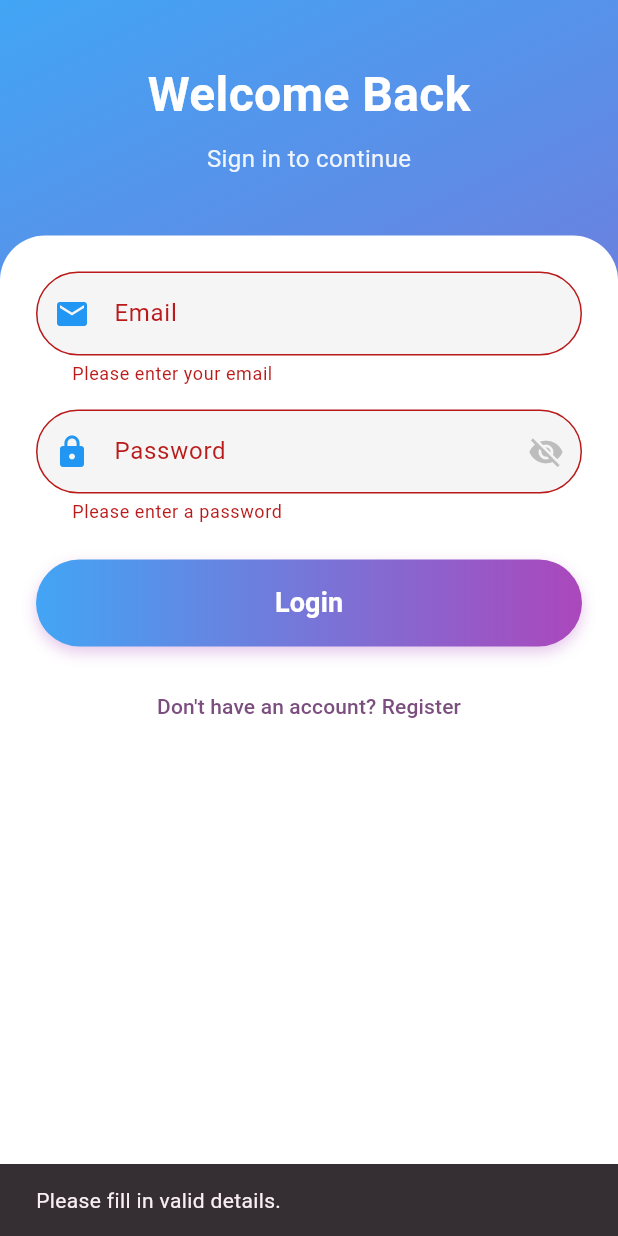
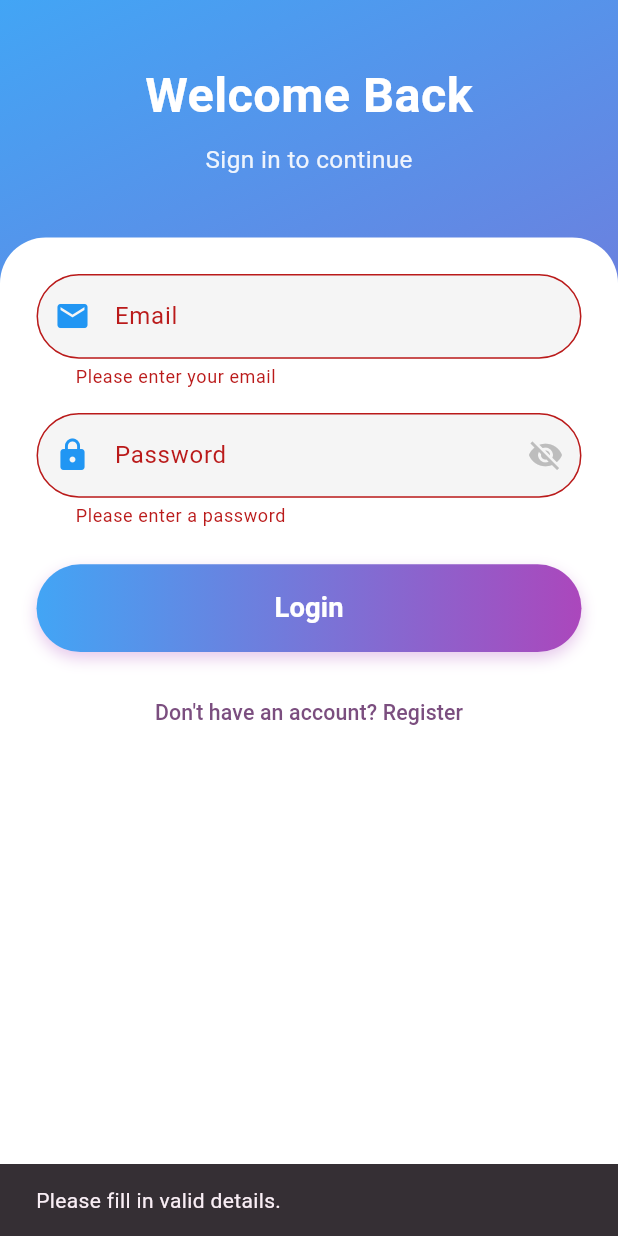
Before and after one commit to JomonJohnson9567/Flutter-Firebase-Auth, a Flutter app: the screen it shows after launch, after a tap on "Login", on a phone screen of 412 x 824 dp. Run offline on Flutter 3.47's test engine with Material 3 defaults, Android fonts, the phone set to English and light mode, and no system bars; our stand-ins replace equatable, firebase_auth, firebase_core, flutter_bloc, flutter_screenutil, get_it; accounts and stored records are empty.

Commit message:
final corrections

```diff
--- a/lib/features/auth/presentation/pages/login/widget/auth_form.dart
+++ b/lib/features/auth/presentation/pages/login/widget/auth_form.dart
@@ -1,4 +1,5 @@
 import 'package:flutter/material.dart';
+import 'package:flutter_screenutil/flutter_screenutil.dart';
 import 'package:machine_task_auth/features/auth/presentation/widgets/auth_submit_button.dart';
 import 'package:machine_task_auth/features/auth/presentation/widgets/auth_toggle_button.dart';
 import 'package:machine_task_auth/features/auth/presentation/widgets/confirm_password_input.dart';
@@ -7,23 +8,23 @@ import 'package:machine_task_auth/features/auth/presentation/widgets/name_input.
 import 'package:machine_task_auth/features/auth/presentation/widgets/password_input.dart';
 
 class AuthFormContent extends StatelessWidget {
-  const AuthFormContent();
+  const AuthFormContent({super.key});
 
   @override
   Widget build(BuildContext context) {
-    return const Column(
+    return Column(
       mainAxisSize: MainAxisSize.min,
       crossAxisAlignment: CrossAxisAlignment.stretch,
       children: [
-        NameInput(),
-        EmailInput(),
-        SizedBox(height: 16),
-        PasswordInput(),
-        ConfirmPasswordInput(),
-        SizedBox(height: 24),
-        AuthSubmitButton(),
-        SizedBox(height: 16),
-        AuthToggleButton(),
+        const NameInput(),
+        const EmailInput(),
+        SizedBox(height: 16.h),
+        const PasswordInput(),
+        const ConfirmPasswordInput(),
+        SizedBox(height: 24.h),
+        const AuthSubmitButton(),
+        SizedBox(height: 16.h),
+        const AuthToggleButton(),
       ],
     );
   }
--- a/lib/features/auth/presentation/pages/login/widget/auth_headet.dart
+++ b/lib/features/auth/presentation/pages/login/widget/auth_headet.dart
@@ -1,36 +1,35 @@
-
 import 'package:flutter/material.dart';
 import 'package:flutter_bloc/flutter_bloc.dart';
+import 'package:flutter_screenutil/flutter_screenutil.dart';
 import 'package:machine_task_auth/core/constants/app_colors.dart';
 import 'package:machine_task_auth/features/auth/presentation/bloc/auth_form/auth_form_bloc.dart';
 
-
 class AuthHeader extends StatelessWidget {
-  const AuthHeader();
+  const AuthHeader({super.key});
 
   @override
   Widget build(BuildContext context) {
     return Padding(
-      padding: const EdgeInsets.fromLTRB(24, 40, 24, 40),
+      padding: EdgeInsets.fromLTRB(24.w, 40.h, 24.w, 40.h),
       child: BlocBuilder<AuthFormBloc, AuthFormState>(
         builder: (context, state) {
           return Column(
             children: [
               Text(
                 state.isLoginMode ? 'Welcome Back' : 'Create Account',
-                style: const TextStyle(
-                  fontSize: 32,
+                style: TextStyle(
+                  fontSize: 32.sp,
                   fontWeight: FontWeight.bold,
                   color: AppColors.white,
                 ),
               ),
-              const SizedBox(height: 8),
+              SizedBox(height: 8.h),
               Text(
                 state.isLoginMode
                     ? 'Sign in to continue'
                     : 'Sign up to get started',
                 style: TextStyle(
-                  fontSize: 16,
+                  fontSize: 16.sp,
                   color: AppColors.white.withOpacity(0.9),
                 ),
               ),
--- a/lib/features/auth/presentation/pages/login/widget/login_registerview.dart
+++ b/lib/features/auth/presentation/pages/login/widget/login_registerview.dart
@@ -1,11 +1,11 @@
 import 'package:flutter/material.dart';
 import 'package:flutter_bloc/flutter_bloc.dart';
+import 'package:flutter_screenutil/flutter_screenutil.dart';
 import 'package:machine_task_auth/core/constants/app_colors.dart';
 import 'package:machine_task_auth/features/auth/presentation/bloc/auth_bloc.dart';
 import 'package:machine_task_auth/features/auth/presentation/pages/home/widget/gradient_background.dart';
 import 'package:machine_task_auth/features/auth/presentation/pages/login/widget/auth_form.dart';
 import 'package:machine_task_auth/features/auth/presentation/pages/login/widget/auth_headet.dart';
-
 
 class LoginRegisterView extends StatelessWidget {
   const LoginRegisterView({super.key});
@@ -32,12 +32,12 @@ class LoginRegisterView extends StatelessWidget {
                 Expanded(
                   child: Container(
                     width: double.infinity,
-                    decoration: const BoxDecoration(
+                    decoration: BoxDecoration(
                       color: AppColors.white,
-                      borderRadius: BorderRadius.all(Radius.circular(30)),
+                      borderRadius: BorderRadius.all(Radius.circular(30.r)),
                     ),
-                    child: const SingleChildScrollView(
-                      padding: EdgeInsets.all(24.0),
+                    child: SingleChildScrollView(
+                      padding: EdgeInsets.all(24.0.r),
                       child: AuthFormContent(),
                     ),
                   ),
--- a/lib/features/auth/presentation/widgets/auth_submit_button.dart
+++ b/lib/features/auth/presentation/widgets/auth_submit_button.dart
@@ -1,5 +1,6 @@
 import 'package:flutter/material.dart';
 import 'package:flutter_bloc/flutter_bloc.dart';
+import 'package:flutter_screenutil/flutter_screenutil.dart';
 import 'package:machine_task_auth/core/constants/app_colors.dart';
 import '../bloc/auth_bloc.dart';
 import '../bloc/auth_form/auth_form_bloc.dart';
@@ -49,12 +50,12 @@ class AuthSubmitButton extends StatelessWidget {
                   begin: Alignment.centerLeft,
                   end: Alignment.centerRight,
                 ),
-                borderRadius: BorderRadius.circular(30),
+                borderRadius: BorderRadius.circular(30.r),
                 boxShadow: [
                   BoxShadow(
                     color: AppColors.gradientEnd.withOpacity(0.3),
-                    blurRadius: 8,
-                    offset: const Offset(0, 4),
+                    blurRadius: 8.r,
+                    offset: Offset(0, 4.h),
                   ),
                 ],
               ),
@@ -63,15 +64,15 @@ class AuthSubmitButton extends StatelessWidget {
                 style: ElevatedButton.styleFrom(
                   backgroundColor: Colors.transparent,
                   shadowColor: Colors.transparent,
-                  padding: const EdgeInsets.symmetric(vertical: 16),
+                  padding: EdgeInsets.symmetric(vertical: 16.h),
                   shape: RoundedRectangleBorder(
-                    borderRadius: BorderRadius.circular(30),
+                    borderRadius: BorderRadius.circular(30.r),
                   ),
                 ),
                 child: Text(
                   formState.isLoginMode ? 'Login' : 'Register',
-                  style: const TextStyle(
-                    fontSize: 18,
+                  style: TextStyle(
+                    fontSize: 18.sp,
                     fontWeight: FontWeight.bold,
                     color: Colors.white,
                   ),
--- a/lib/features/auth/presentation/widgets/auth_toggle_button.dart
+++ b/lib/features/auth/presentation/widgets/auth_toggle_button.dart
@@ -1,5 +1,6 @@
 import 'package:flutter/material.dart';
 import 'package:flutter_bloc/flutter_bloc.dart';
+import 'package:flutter_screenutil/flutter_screenutil.dart';
 import '../bloc/auth_form/auth_form_bloc.dart';
 
 class AuthToggleButton extends StatelessWidget {
@@ -16,6 +17,7 @@ class AuthToggleButton extends StatelessWidget {
             state.isLoginMode
                 ? 'Don\'t have an account? Register'
                 : 'Already have an account? Login',
+            style: TextStyle(fontSize: 14.sp),
           ),
         );
       },
--- a/lib/features/auth/presentation/widgets/confirm_password_input.dart
+++ b/lib/features/auth/presentation/widgets/confirm_password_input.dart
@@ -1,5 +1,6 @@
 import 'package:flutter/material.dart';
 import 'package:flutter_bloc/flutter_bloc.dart';
+import 'package:flutter_screenutil/flutter_screenutil.dart';
 import 'package:machine_task_auth/core/constants/app_colors.dart';
 import '../bloc/auth_form/auth_form_bloc.dart';
 
@@ -17,33 +18,33 @@ class ConfirmPasswordInput extends StatelessWidget {
         if (state.isLoginMode) return const SizedBox.shrink();
         return Column(
           children: [
-            const SizedBox(height: 16),
+            SizedBox(height: 16.h),
             TextFormField(
               decoration: InputDecoration(
                 labelText: 'Confirm Password',
                 filled: true,
                 fillColor: Colors.grey[100],
                 border: OutlineInputBorder(
-                  borderRadius: BorderRadius.circular(30),
+                  borderRadius: BorderRadius.circular(30.r),
                   borderSide: BorderSide(
                     color: Colors.grey.shade300,
                     width: 2.0,
                   ),
                 ),
                 enabledBorder: OutlineInputBorder(
-                  borderRadius: BorderRadius.circular(30),
+                  borderRadius: BorderRadius.circular(30.r),
                   borderSide: BorderSide(
                     color: Colors.grey.shade300,
                     width: 2.0,
                   ),
                 ),
                 focusedBorder: OutlineInputBorder(
-                  borderRadius: BorderRadius.circular(30),
+                  borderRadius: BorderRadius.circular(30.r),
                   borderSide: const BorderSide(color: Colors.blue, width: 2.0),
                 ),
-                contentPadding: const EdgeInsets.symmetric(
-                  horizontal: 20,
-                  vertical: 16,
+                contentPadding: EdgeInsets.symmetric(
+                  horizontal: 20.w,
+                  vertical: 16.h,
                 ),
                 prefixIcon: const Icon(Icons.lock_outline, color: Colors.blue),
                 suffixIcon: IconButton(
--- a/lib/features/auth/presentation/widgets/email_input.dart
+++ b/lib/features/auth/presentation/widgets/email_input.dart
@@ -1,5 +1,6 @@
 import 'package:flutter/material.dart';
 import 'package:flutter_bloc/flutter_bloc.dart';
+import 'package:flutter_screenutil/flutter_screenutil.dart';
 import '../bloc/auth_form/auth_form_bloc.dart';
 
 class EmailInput extends StatelessWidget {
@@ -17,20 +18,20 @@ class EmailInput extends StatelessWidget {
             filled: true,
             fillColor: Colors.grey[100],
             border: OutlineInputBorder(
-              borderRadius: BorderRadius.circular(30),
+              borderRadius: BorderRadius.circular(30.r),
               borderSide: BorderSide(color: Colors.grey.shade300, width: 2.0),
             ),
             enabledBorder: OutlineInputBorder(
-              borderRadius: BorderRadius.circular(30),
+              borderRadius: BorderRadius.circular(30.r),
               borderSide: BorderSide(color: Colors.grey.shade300, width: 2.0),
             ),
             focusedBorder: OutlineInputBorder(
-              borderRadius: BorderRadius.circular(30),
+              borderRadius: BorderRadius.circular(30.r),
               borderSide: const BorderSide(color: Colors.blue, width: 2.0),
             ),
-            contentPadding: const EdgeInsets.symmetric(
-              horizontal: 20,
-              vertical: 16,
+            contentPadding: EdgeInsets.symmetric(
+              horizontal: 20.w,
+              vertical: 16.h,
             ),
             prefixIcon: const Icon(Icons.email, color: Colors.blue),
             errorText: state.emailError,
--- a/lib/features/auth/presentation/widgets/name_input.dart
+++ b/lib/features/auth/presentation/widgets/name_input.dart
@@ -1,5 +1,6 @@
 import 'package:flutter/material.dart';
 import 'package:flutter_bloc/flutter_bloc.dart';
+import 'package:flutter_screenutil/flutter_screenutil.dart';
 import '../bloc/auth_form/auth_form_bloc.dart';
 
 class NameInput extends StatelessWidget {
@@ -21,26 +22,26 @@ class NameInput extends StatelessWidget {
                 filled: true,
                 fillColor: Colors.grey[100],
                 border: OutlineInputBorder(
-                  borderRadius: BorderRadius.circular(30),
+                  borderRadius: BorderRadius.circular(30.r),
                   borderSide: BorderSide(
                     color: Colors.grey.shade300,
                     width: 2.0,
                   ),
                 ),
                 enabledBorder: OutlineInputBorder(
-                  borderRadius: BorderRadius.circular(30),
+                  borderRadius: BorderRadius.circular(30.r),
                   borderSide: BorderSide(
                     color: Colors.grey.shade300,
                     width: 2.0,
                   ),
                 ),
                 focusedBorder: OutlineInputBorder(
-                  borderRadius: BorderRadius.circular(30),
+                  borderRadius: BorderRadius.circular(30.r),
                   borderSide: const BorderSide(color: Colors.blue, width: 2.0),
                 ),
-                contentPadding: const EdgeInsets.symmetric(
-                  horizontal: 20,
-                  vertical: 16,
+                contentPadding: EdgeInsets.symmetric(
+                  horizontal: 20.w,
+                  vertical: 16.h,
                 ),
                 prefixIcon: const Icon(Icons.person, color: Colors.blue),
                 errorText: state.nameError,
@@ -48,7 +49,7 @@ class NameInput extends StatelessWidget {
               onChanged: (value) =>
                   context.read<AuthFormBloc>().add(AuthFormNameChanged(value)),
             ),
-            const SizedBox(height: 16),
+            SizedBox(height: 16.h),
           ],
         );
       },
--- a/lib/features/auth/presentation/widgets/password_input.dart
+++ b/lib/features/auth/presentation/widgets/password_input.dart
@@ -1,5 +1,6 @@
 import 'package:flutter/material.dart';
 import 'package:flutter_bloc/flutter_bloc.dart';
+import 'package:flutter_screenutil/flutter_screenutil.dart';
 import 'package:machine_task_auth/core/constants/app_colors.dart';
 import '../bloc/auth_form/auth_form_bloc.dart';
 
@@ -19,20 +20,20 @@ class PasswordInput extends StatelessWidget {
             filled: true,
             fillColor: Colors.grey[100],
             border: OutlineInputBorder(
-              borderRadius: BorderRadius.circular(30),
+              borderRadius: BorderRadius.circular(30.r),
               borderSide: BorderSide(color: Colors.grey.shade300, width: 2.0),
             ),
             enabledBorder: OutlineInputBorder(
-              borderRadius: BorderRadius.circular(30),
+              borderRadius: BorderRadius.circular(30.r),
               borderSide: BorderSide(color: Colors.grey.shade300, width: 2.0),
             ),
             focusedBorder: OutlineInputBorder(
-              borderRadius: BorderRadius.circular(30),
+              borderRadius: BorderRadius.circular(30.r),
               borderSide: const BorderSide(color: Colors.blue, width: 2.0),
             ),
-            contentPadding: const EdgeInsets.symmetric(
-              horizontal: 20,
-              vertical: 16,
+            contentPadding: EdgeInsets.symmetric(
+              horizontal: 20.w,
+              vertical: 16.h,
             ),
             prefixIcon: const Icon(Icons.lock, color: Colors.blue),
             suffixIcon: IconButton(
--- a/lib/main.dart
+++ b/lib/main.dart
@@ -1,4 +1,5 @@
 import 'package:flutter/material.dart';
+import 'package:flutter_screenutil/flutter_screenutil.dart';
 import 'package:firebase_core/firebase_core.dart';
 import 'package:flutter_bloc/flutter_bloc.dart';
 import 'firebase_options.dart';
@@ -25,14 +26,23 @@ class MyApp extends StatelessWidget {
   Widget build(BuildContext context) {
     return BlocProvider(
       create: (context) => di.sl<AuthBloc>()..add(AuthCheckRequested()),
-      child: MaterialApp(
+      child: ScreenUtilInit(
+        designSize: const Size(375, 812),
+        minTextAdapt: true,
+        splitScreenMode: true,
+        builder: (context, child) {
+          return MaterialApp(
             debugShowCheckedModeBanner: false,
             title: 'Firebase Auth',
             theme: ThemeData(
-          colorScheme: ColorScheme.fromSeed(seedColor: AppColors.primaryPurple),
+              colorScheme: ColorScheme.fromSeed(
+                seedColor: AppColors.primaryPurple,
+              ),
               useMaterial3: true,
             ),
             home: const AuthWrapper(),
+          );
+        },
       ),
     );
   }
--- a/pubspec.yaml
+++ b/pubspec.yaml
@@ -39,6 +39,7 @@ dependencies:
   firebase_auth: ^6.1.3
   equatable: ^2.0.8
   get_it: ^9.2.0
+  flutter_screenutil: ^5.9.3
 
 dev_dependencies:
   flutter_test:
```
Also changed, not shown: lib/features/auth/presentation/pages/home/home_page.dart (+12 -11 lines), lib/features/auth/presentation/pages/home/widget/custom_appbar.dart (+4 -3 lines), lib/features/auth/presentation/pages/home/widget/error_state.dart (+5 -4 lines), lib/features/auth/presentation/pages/home/widget/logout_button.dart (+7 -6 lines), lib/features/auth/presentation/pages/home/widget/profile_avatar.dart (+7 -6 lines), lib/features/auth/presentation/pages/home/widget/welcome.dart (+8 -7 lines), pubspec.lock. Lines whose indentation alone changed are shown as unchanged.
